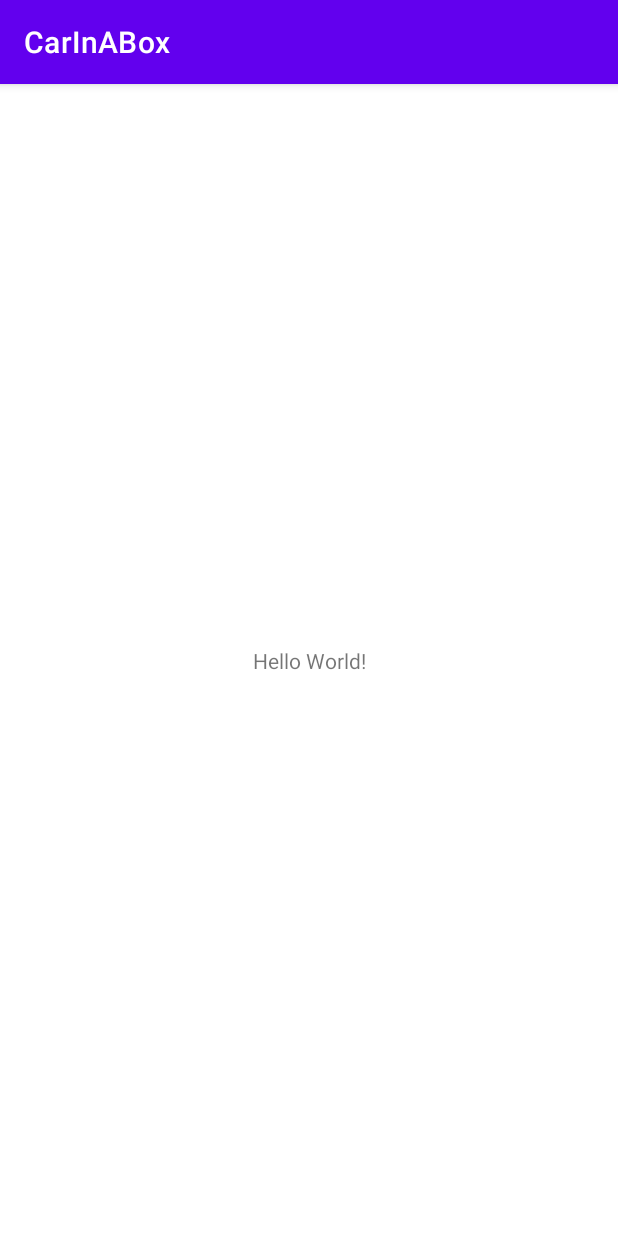
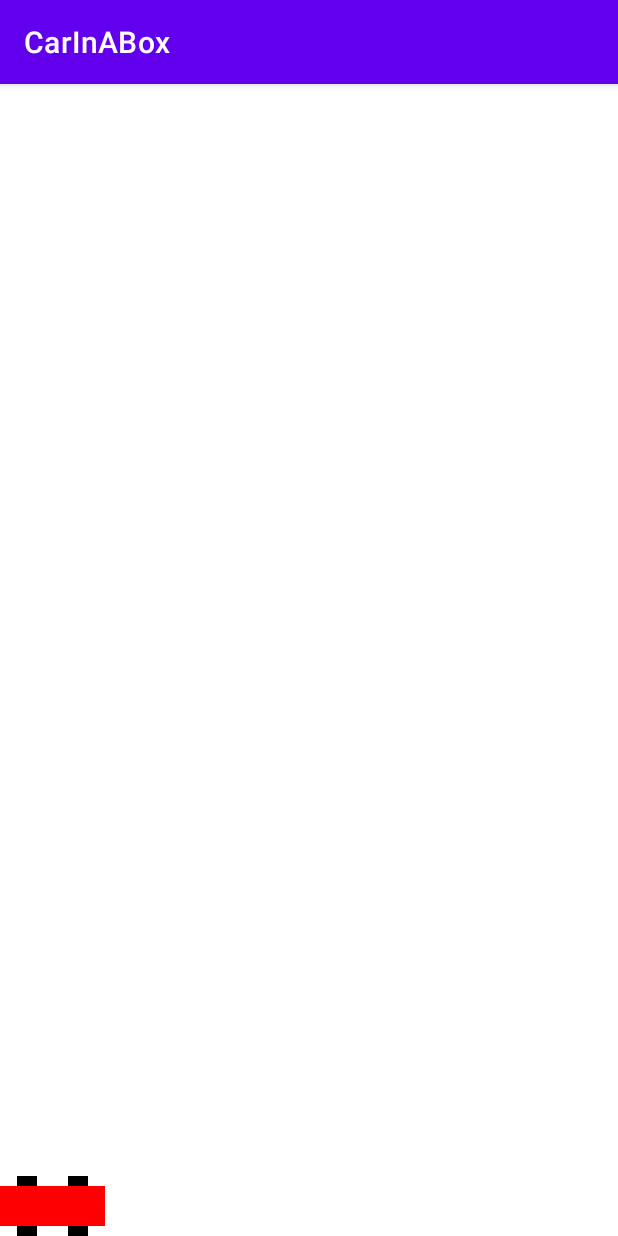
Before and after one commit to LenaTopoleva/CarInABox, an Android app: the screen it shows after launch (MainActivity), on a phone screen of 412 x 824 dp. Run offline under Robolectric (Android 15) with nearby library versions, the phone set to English and light mode, and no system bars.

Commit message:
add customview CarView

```diff
--- a/app/src/main/AndroidManifest.xml
+++ b/app/src/main/AndroidManifest.xml
@@ -9,7 +9,7 @@
         android:roundIcon="@mipmap/ic_launcher_round"
         android:supportsRtl="true"
         android:theme="@style/Theme.CarInABox">
-        <activity android:name=".MainActivity">
+        <activity android:name=".ui.activity.MainActivity">
             <intent-filter>
                 <action android:name="android.intent.action.MAIN" />
 
--- a/app/src/main/java/com/lenatopoleva/carinabox/MainActivity.kt
+++ b/app/src/main/java/com/lenatopoleva/carinabox/ui/activity/MainActivity.kt
@@ -1,7 +1,8 @@
-package com.lenatopoleva.carinabox
+package com.lenatopoleva.carinabox.ui.activity
 
 import androidx.appcompat.app.AppCompatActivity
 import android.os.Bundle
+import com.lenatopoleva.carinabox.R
 
 class MainActivity : AppCompatActivity() {
     override fun onCreate(savedInstanceState: Bundle?) {
--- /dev/null
+++ b/app/src/main/java/com/lenatopoleva/carinabox/ui/customviews/CarView.kt
@@ -0,0 +1,164 @@
+package com.lenatopoleva.carinabox.ui.customviews
+
+import android.annotation.SuppressLint
+import android.content.Context
+import android.graphics.*
+import android.util.AttributeSet
+import android.view.View
+import com.lenatopoleva.carinabox.R
+
+class CarView : View {
+    // Цвет машины
+    private var carColor = Color.RED
+
+    // Цвет колес
+    private var wheelsColor = Color.BLACK
+
+    // Изображение машины - прямоугольник
+    private var carRectangle = RectF()
+
+    // Изображение колеса - прямоугольник
+    private var wheel1Rectangle = RectF()
+    private var wheel2Rectangle = RectF()
+    private var wheel3Rectangle = RectF()
+    private var wheel4Rectangle = RectF()
+
+    // "Краска" машины
+    private lateinit var carPaint: Paint
+
+    // "Краска" колес
+    private lateinit var wheelsPaint: Paint
+
+    // Ширина элемента
+    private var carWidth = 0
+
+    // Высота элемента
+    private var carHeight = 0
+
+
+    constructor(context: Context?) : super(context) {
+        init()
+    }
+
+    // Вызывается при добавлении элемента в макет
+    // AttributeSet attrs - набор параметров, указанных в макете для этого элемента
+    constructor(
+        context: Context,
+        attrs: AttributeSet?
+    ) : super(context, attrs) {
+        initAttr(context, attrs)
+        init()
+    }
+
+    // Вызывается при добавлении элемента в макет с установленными стилями
+    // AttributeSet attrs - набор параметров, указанных в макете для этого элемента
+    // int defStyleAttr - базовый установленный стиль
+    constructor(
+        context: Context,
+        attrs: AttributeSet?,
+        defStyleAttr: Int
+    ) : super(context, attrs, defStyleAttr) {
+        initAttr(context, attrs)
+        init()
+    }
+
+    // Вызывается при добавлении элемента в макет с установленными стилями
+    // AttributeSet attrs - набор параметров, указанных в макете для этого элемента
+    // int defStyleAttr - базовый установленный стиль
+    // int defStyleRes - ресурс стиля, если он не был определен в предыдущем параметре
+    constructor(
+        context: Context,
+        attrs: AttributeSet?,
+        defStyleAttr: Int,
+        defStyleRes: Int
+    ) : super(context, attrs, defStyleAttr, defStyleRes) {
+        initAttr(context, attrs)
+        init()
+    }
+
+    // Инициализация атрибутов пользовательского элемента из xml
+    private fun initAttr(
+        context: Context,
+        attrs: AttributeSet?
+    ) {
+        with(context.obtainStyledAttributes(attrs, R.styleable.CarView, 0, 0)) {
+
+            // Чтобы получить какое-либо значение из этого массива,
+            // надо вызвать соответсвующий метод, и передав в этот метод имя ресурса
+            // указанного в файле определения атрибутов (attrs.xml)
+            carColor =
+                getColor(R.styleable.CarView_car_color, Color.RED)
+
+            // вторым параметром идет значение по умолчанию, если атрибут не указан в макете,
+            // то будет подставлятся эначение по умолчанию.
+            // Обратите внимание, что первый параметр пишется особым способом
+            // через подчерки. первое слово означает имя определения
+            // <declare-styleable name="CarView">
+            // следующее слово имя атрибута
+            wheelsColor =
+                getColor(R.styleable.CarView_wheels_color, Color.BLACK)
+
+            // В конце работы дадим сигнал,
+            // что нам больше массив со значениями атрибутов не нужен
+            // Система в дальнейшем будет переиспользовать этот объект,
+            // и мы никогда не получим к нему доступ из этого элемента
+            recycle()
+        }
+    }
+
+    // Начальная инициализация полей класса
+    private fun init() {
+        carPaint = Paint().run {
+            color = carColor
+            style = Paint.Style.FILL
+            this
+        }
+
+        wheelsPaint = Paint().run {
+            color = wheelsColor
+            style = Paint.Style.FILL
+            this
+        }
+
+    }
+
+    // Когда система Андроид создает пользовательский экран, то еще неизвестны размеры элемента.
+    // Это связанно с тем, что используются расчетные единица измерения,
+    // то есть, чтобы элемент выглядил одинаково на разных усройствах,
+    // необходимы расчеты размера элемента, в привязке к размеру экрана, его разрешения и плотности пикселей.
+    // Этот метод вызывается при необходимости изменения размера элемента
+    // Такая необходимость возникает каждый раз при отрисовке экрана.
+    // Если нам надо нарисовать свой элемент, то переопределяем этот метод,
+    // и задаем новые размеры нашим элементам внутри view
+    override fun onSizeChanged(w: Int, h: Int, oldw: Int, oldh: Int) {
+        super.onSizeChanged(w, h, oldw, oldh)
+        // Получить реальные ширину и высоту
+        carWidth = w - paddingLeft - paddingRight
+        carHeight = h - paddingTop - paddingBottom
+
+        // Wheels size
+        val wheelWidth = carWidth / 6
+        val wheelHeight = carHeight / 6
+
+        // Отрисовка машины
+        carRectangle = RectF(0f, wheelHeight.toFloat(), carWidth.toFloat(),(carHeight - wheelHeight).toFloat())
+        wheel1Rectangle = RectF((carWidth/6).toFloat(), 0f, (carWidth - (carWidth/6*4)).toFloat(), wheelHeight.toFloat() )
+        wheel2Rectangle = RectF((carWidth/6*4).toFloat(), 0f, (carWidth - (carWidth/6)).toFloat(), wheelHeight.toFloat() )
+        wheel3Rectangle = RectF((carWidth/6).toFloat(), (height - wheelHeight).toFloat(), (carWidth - (carWidth/6*4)).toFloat(), carHeight.toFloat() )
+        wheel4Rectangle = RectF((carWidth/6*4).toFloat(), (height - wheelHeight).toFloat(), (carWidth - (carWidth/6)).toFloat(), carHeight.toFloat()  )
+    }
+
+    // Вызывается, когда надо нарисовать элемент
+    override fun onDraw(canvas: Canvas) {
+        super.onDraw(canvas)
+
+        with(canvas) {
+            drawRect(carRectangle, carPaint)
+            drawRect(wheel1Rectangle, wheelsPaint)
+            drawRect(wheel2Rectangle, wheelsPaint)
+            drawRect(wheel3Rectangle, wheelsPaint)
+            drawRect(wheel4Rectangle, wheelsPaint)
+        }
+    }
+
+}
--- a/app/src/main/res/layout/activity_main.xml
+++ b/app/src/main/res/layout/activity_main.xml
@@ -4,15 +4,12 @@
     xmlns:tools="http://schemas.android.com/tools"
     android:layout_width="match_parent"
     android:layout_height="match_parent"
-    tools:context=".MainActivity">
+    tools:context=".ui.activity.MainActivity">
 
-    <TextView
-        android:layout_width="wrap_content"
-        android:layout_height="wrap_content"
-        android:text="Hello World!"
-        app:layout_constraintBottom_toBottomOf="parent"
-        app:layout_constraintLeft_toLeftOf="parent"
-        app:layout_constraintRight_toRightOf="parent"
-        app:layout_constraintTop_toTopOf="parent" />
+   <com.lenatopoleva.carinabox.ui.customviews.CarView
+       android:layout_width="70dp"
+       android:layout_height="40dp"
+       app:layout_constraintBottom_toBottomOf="parent"
+       app:layout_constraintLeft_toLeftOf="parent" />
 
 </androidx.constraintlayout.widget.ConstraintLayout>
--- a/app/src/main/res/values/colors.xml
+++ b/app/src/main/res/values/colors.xml
@@ -7,4 +7,5 @@
     <color name="teal_700">#FF018786</color>
     <color name="black">#FF000000</color>
     <color name="white">#FFFFFFFF</color>
+    <color name="red">#FF0000</color>
 </resources>
--- a/build.gradle
+++ b/build.gradle
@@ -1,6 +1,6 @@
 // Top-level build file where you can add configuration options common to all sub-projects/modules.
 buildscript {
-    ext.kotlin_version = "1.4.32"
+    ext.kotlin_version = "1.4.30"
     repositories {
         google()
         jcenter()
```
Also changed, not shown: app/src/main/res/values/attrs.xml (added, +7 -0 lines), gradle/wrapper/gradle-wrapper.properties.
